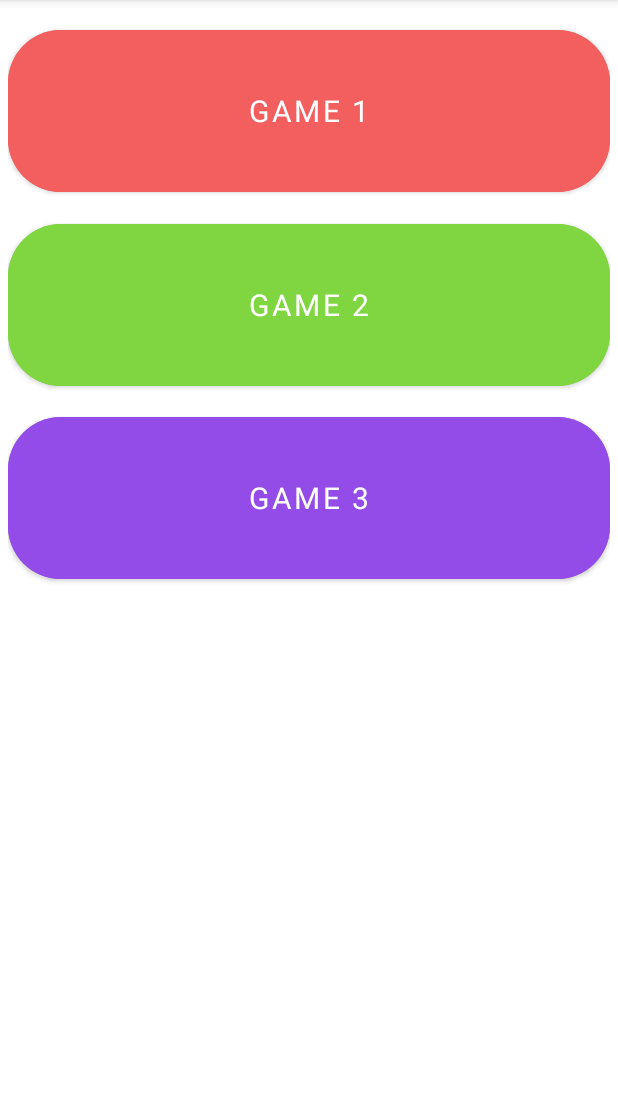
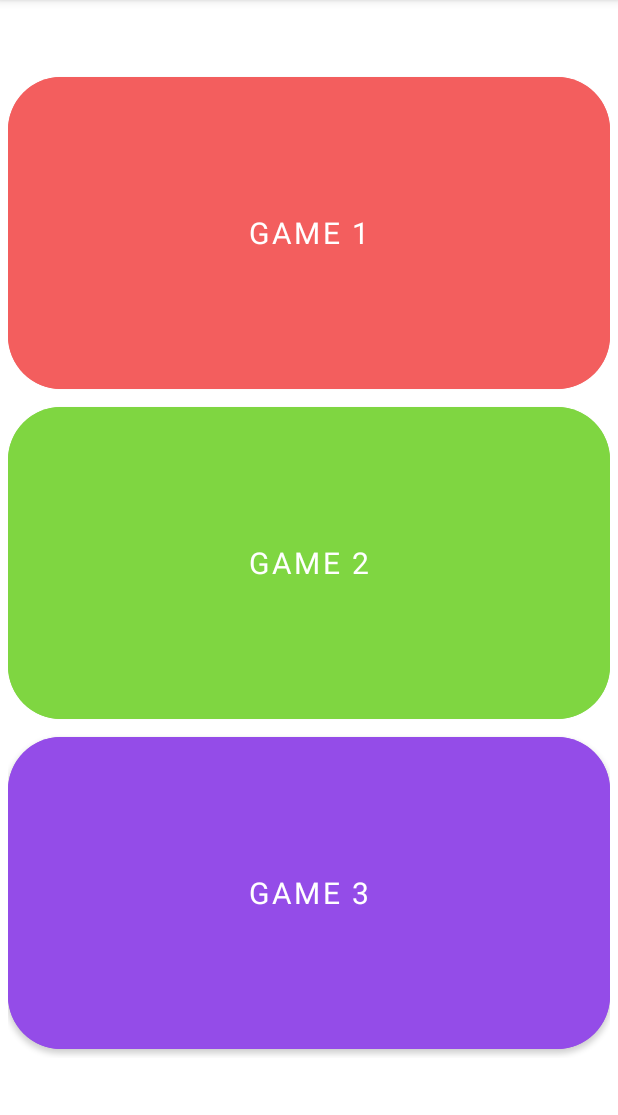
Before and after one commit to Oliwier-M/cognitiveAppProject, an Android app: the MainMenuActivity screen opened directly, with no data from a screen before it, on a phone screen of 412 x 824 dp, the part 84-1199 px from its top. Run offline under Robolectric (Android 15) with nearby library versions, the phone set to English and light mode, and no system bars; Roboto replaces fonts that are not available here.

Commit message:
basic menu

```diff
--- a/app/src/main/res/layout/activity_main_menu.xml
+++ b/app/src/main/res/layout/activity_main_menu.xml
@@ -4,14 +4,15 @@
     xmlns:tools="http://schemas.android.com/tools"
     android:id="@+id/main"
     android:layout_width="match_parent"
-    android:layout_height="match_parent"
+    android:layout_height="wrap_content"
     android:layout_margin="5dp"
     tools:context=".ui.MainMenuActivity">
 
     <Button
         android:id="@+id/gameOne"
         android:layout_width="match_parent"
-        android:layout_height="120dp"
+        android:layout_height="220dp"
+        android:layout_marginTop="40dp"
         android:backgroundTint="#F35E5E"
         android:fontFamily="@font/bowlby_one_sc"
         android:text="@string/game_one"
@@ -26,7 +27,7 @@
     <Button
         android:id="@+id/gameTwo"
         android:layout_width="0dp"
-        android:layout_height="120dp"
+        android:layout_height="220dp"
         android:backgroundTint="#7FD641"
         android:fontFamily="@font/bowlby_one_sc"
         android:text="@string/game_two"
@@ -36,13 +37,12 @@
         app:layout_constraintEnd_toEndOf="parent"
         app:layout_constraintHorizontal_bias="1.0"
         app:layout_constraintStart_toStartOf="parent"
-        app:layout_constraintTop_toBottomOf="@+id/gameOne" />
+        app:layout_constraintTop_toBottomOf="@+id/gameOne"/>
 
     <Button
         android:id="@+id/gameThree"
         android:layout_width="match_parent"
-        android:layout_height="120dp"
-        android:layout_marginBottom="362dp"
+        android:layout_height="220dp"
         android:backgroundTint="#944CE8"
         android:fontFamily="@font/bowlby_one_sc"
         android:text="@string/game_three"
```
